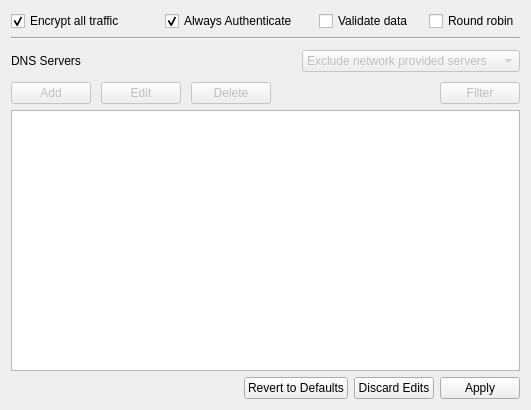
Above: networkprofilewidget.ui from Sinodun/Stubby_Manager before the change. Below: the same form after it.
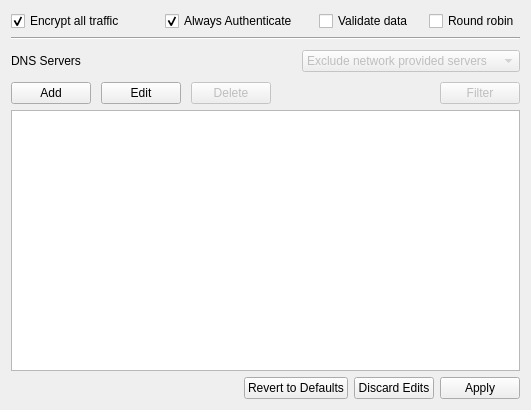
That is the form after the change.

What changed in the file:
```diff
--- a/networkprofilewidget.ui
+++ b/networkprofilewidget.ui
@@ -128,7 +128,7 @@
            <item>
             <widget class="QPushButton" name="pushButton_11">
              <property name="enabled">
-              <bool>false</bool>
+              <bool>true</bool>
              </property>
              <property name="text">
               <string>Add</string>
@@ -138,7 +138,7 @@
            <item>
             <widget class="QPushButton" name="pushButton_4">
              <property name="enabled">
-              <bool>false</bool>
+              <bool>true</bool>
              </property>
              <property name="text">
               <string>Edit</string>
```
Left out of the diff: 6 changed lines with no effect on the pictures.
